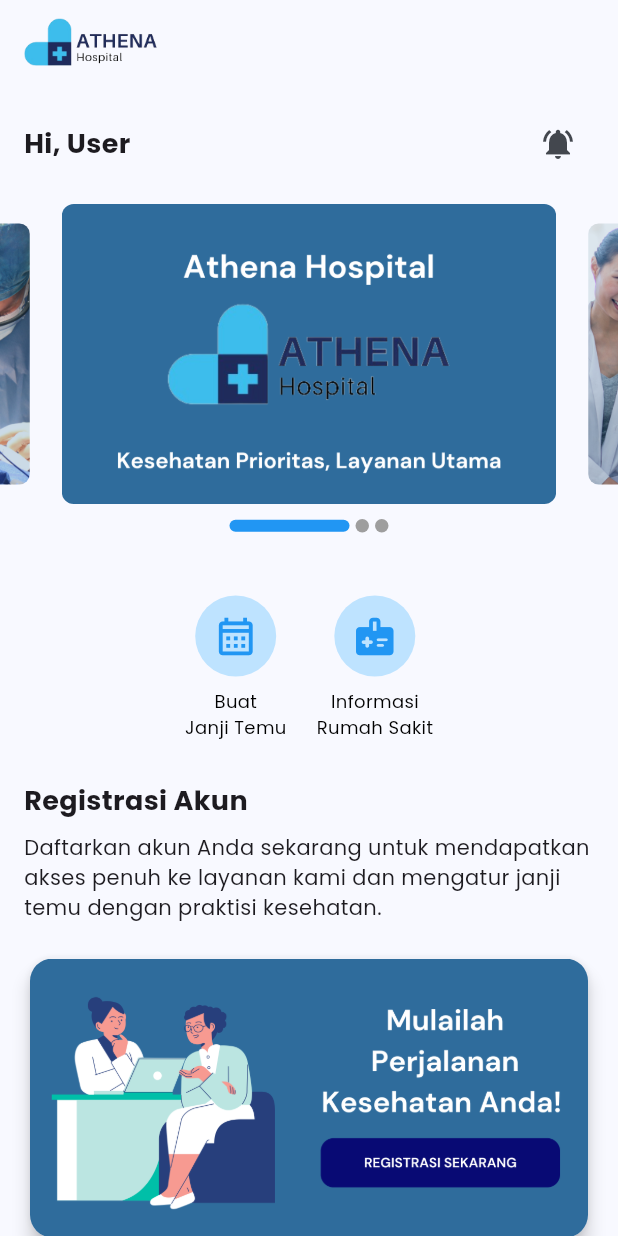
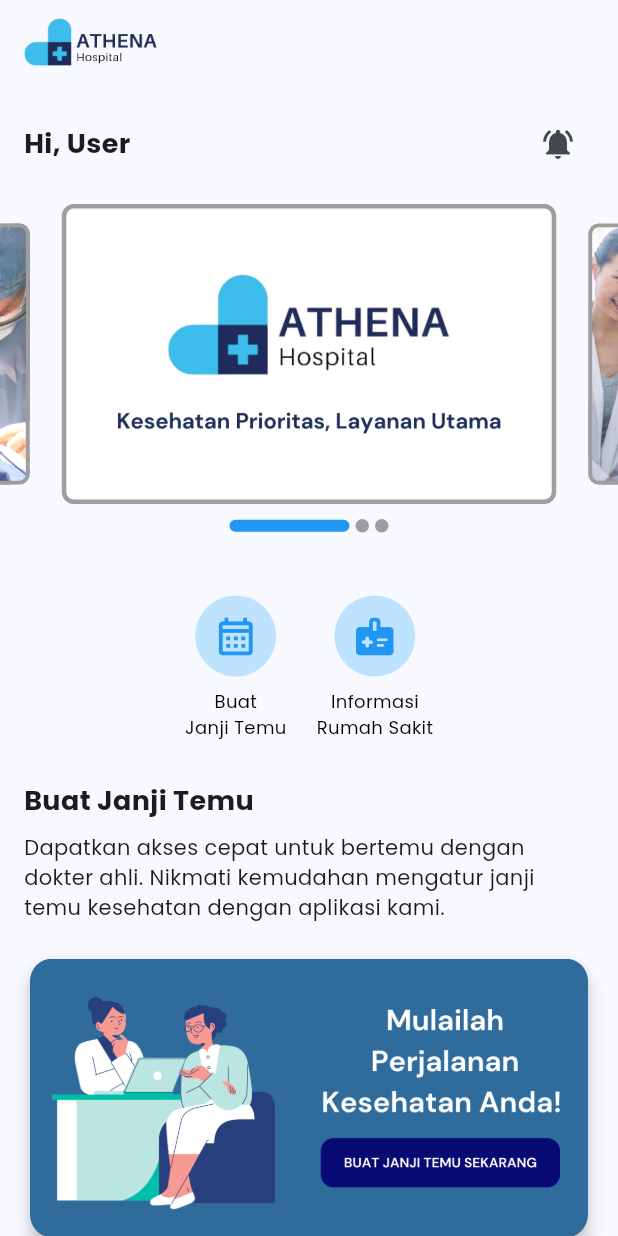
Before and after one commit to boyaditya/flutter-outpatient-hospital-app, a Flutter app: the Dashboard1 screen opened directly, on a phone screen of 412 x 824 dp. Run offline on Flutter 3.47's test engine with Material 3 defaults, Android fonts, the phone set to English and light mode, and no system bars; drawn by our look-alikes of carousel_slider, dots_indicator; our stand-ins replace bloc, calendar_date_picker2, flutter_bloc, flutter_rating_bar, google_fonts, shared_preferences; accounts and stored records are empty; network calls fail.

Commit message:
dashboard

```diff
--- a/app/lib/pages/dashboard/dashboard.dart
+++ b/app/lib/pages/dashboard/dashboard.dart
@@ -199,7 +199,6 @@
               ),
             ),
            CarouselSlider(
-              // CarouselSlider widget remains as it is
 							options: CarouselOptions(
 								height: 200.0,
 								autoPlay: true,
@@ -218,6 +217,10 @@
 								Container(
 									decoration: BoxDecoration(
 										borderRadius: BorderRadius.circular(8.0),
+										border: Border.all(
+											color: Colors.grey, // Ganti dengan warna border yang diinginkan
+											width: 3.0, // Ganti dengan ketebalan border yang diinginkan
+										),
 										image: const DecorationImage(
 											image: AssetImage('assets/images/carousel/1.png'),
 											fit: BoxFit.cover,
@@ -227,6 +230,10 @@
 								Container(
 									decoration: BoxDecoration(
 										borderRadius: BorderRadius.circular(8.0),
+										border: Border.all(
+											color: Colors.grey,
+											width: 3.0,
+										),
 										image: const DecorationImage(
 											image: AssetImage('assets/images/carousel/2.png'),
 											fit: BoxFit.cover,
@@ -236,6 +243,10 @@
 								Container(
 									decoration: BoxDecoration(
 										borderRadius: BorderRadius.circular(8.0),
+										border: Border.all(
+											color: Colors.grey,
+											width: 3.0,
+										),
 										image: const DecorationImage(
 											image: AssetImage('assets/images/carousel/3.png'),
 											fit: BoxFit.cover,
@@ -300,7 +311,7 @@
                   crossAxisAlignment: CrossAxisAlignment.start,
                   children: [
                     Text(
-                      'Registrasi Akun',
+                      'Buat Janji Temu',
                       style: TextStyle(
 												fontSize: 18,
 												fontWeight: FontWeight.bold,
@@ -308,7 +319,7 @@
                     ),
                     SizedBox(height: 8.0),
                     Text(
-                      'Daftarkan akun Anda sekarang untuk mendapatkan akses penuh ke layanan kami dan mengatur janji temu dengan praktisi kesehatan.',
+                      'Dapatkan akses cepat untuk bertemu dengan dokter ahli. Nikmati kemudahan mengatur janji temu kesehatan dengan aplikasi kami.',
                       style: TextStyle(
                         fontSize: 14,
                       ),
@@ -325,7 +336,7 @@
                   Navigator.push(
 												context,
 												MaterialPageRoute(
-													builder: (context) => RegistrationScreen(),
+													builder: (context) => const CariDokter(title: 'Cari Dokter'),
 												),
 											);
                 },
@@ -339,7 +350,7 @@
                     child: AspectRatio(
                       aspectRatio: 16 / 8, // Set aspect ratio based on the original image
                       child: Image.asset(
-                        'assets/images/registrasi.png', // Path to your registration image
+                        'assets/images/janji.png', // Path to your registration image
                         fit: BoxFit.cover,
                       ),
                     ),
```
Also changed, not shown: app/assets/images/carousel/1.png, app/assets/images/carousel/2.png, app/assets/images/carousel/3.png, app/assets/images/janji.png (added), app/assets/images/registrasi.png (deleted). Lines whose indentation alone changed are shown as unchanged.
